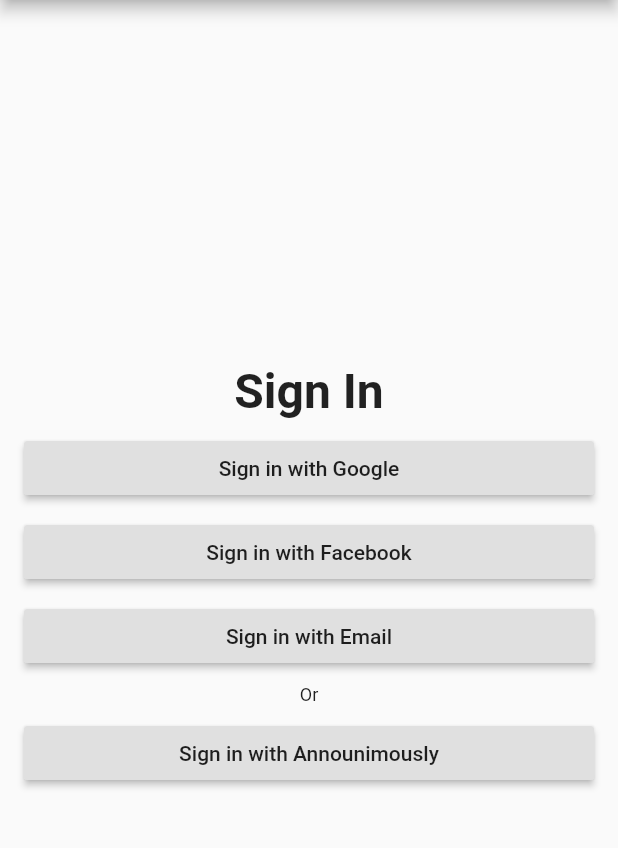
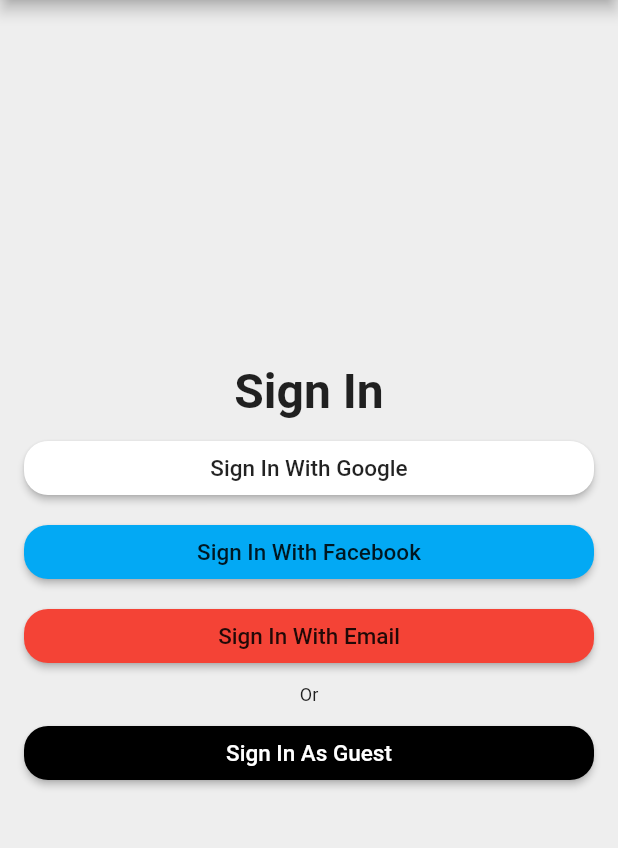
Before and after one commit to buzangth/nuka-ui, a Flutter app: the screen it shows after launch, on a phone screen of 412 x 824 dp, the part 84-932 px from its top. Run offline on Flutter 3.47's test engine with Material 2 defaults, Android fonts, the phone set to English and light mode, and no system bars.

Commit message:
customizing signin button n reusing code

```diff
--- /dev/null
+++ b/lib/app/sign_in/sign_in_button.dart
@@ -0,0 +1,18 @@
+import 'package:flutter/material.dart';
+import 'package:nuka_ui/common/custom_raised_butten.dart';
+
+class SignInButton extends CustomRaisedButton {
+  SignInButton({
+    String text,
+    Color color,
+    Color textColor,
+    VoidCallback onPressed,
+  }) : super(
+          child: Text(
+            text,
+            style: TextStyle(color: textColor, fontSize: 15.0),
+          ),
+          color: color,
+          onPressed: onPressed,
+        );
+}
--- a/lib/app/sign_in/sign_in_page.dart
+++ b/lib/app/sign_in/sign_in_page.dart
@@ -1,4 +1,6 @@
 import 'package:flutter/material.dart';
+import 'package:nuka_ui/app/sign_in/sign_in_button.dart';
+import 'package:nuka_ui/common/custom_raised_butten.dart';
 
 class SignInPage extends StatelessWidget {
   @override
@@ -8,6 +10,7 @@ class SignInPage extends StatelessWidget {
         title: Text('Nuka'),
       ),
       body: _buildContent(),
+      backgroundColor: Colors.grey[200],
     );
   }
 }
@@ -30,29 +33,29 @@ Widget _buildContent() {
         SizedBox(
           height: 8.0,
         ),
-        RaisedButton(
-          child: Text('Sign in with Google'),
-          onPressed: () {
-            print("passed google");
-          },
+        SignInButton(
+          text: 'Sign In With Google',
+          color: Colors.white,
+          textColor: Colors.black87,
+          onPressed: () {},
         ),
         SizedBox(
           height: 8.0,
         ),
-        RaisedButton(
-          child: Text('Sign in with Facebook'),
-          onPressed: () {
-            print("passed facebook");
-          },
+        SignInButton(
+          text: 'Sign In With Facebook',
+          color: Colors.lightBlue,
+          textColor: Colors.black87,
+          onPressed: () {},
         ),
         SizedBox(
           height: 8.0,
         ),
-        RaisedButton(
-          child: Text('Sign in with Email'),
-          onPressed: () {
-            print("passed email");
-          },
+        SignInButton(
+          text: 'Sign In With Email',
+          color: Colors.red,
+          textColor: Colors.black87,
+          onPressed: () {},
         ),
         SizedBox(
           height: 8.0,
@@ -68,13 +71,15 @@ Widget _buildContent() {
         SizedBox(
           height: 8.0,
         ),
-        RaisedButton(
-          child: Text('Sign in with Announimously'),
-          onPressed: () {
-            print("passed announse");
-          },
+        SignInButton(
+          text: 'Sign In As Guest',
+          color: Colors.black,
+          textColor: Colors.white,
+          onPressed: () {},
         ),
       ],
     ),
   );
 }
+
+//void _signInWithGoogle() {}
```
Also changed, not shown: lib/common/custom_raised_butten.dart (added, +21 -0 lines).
